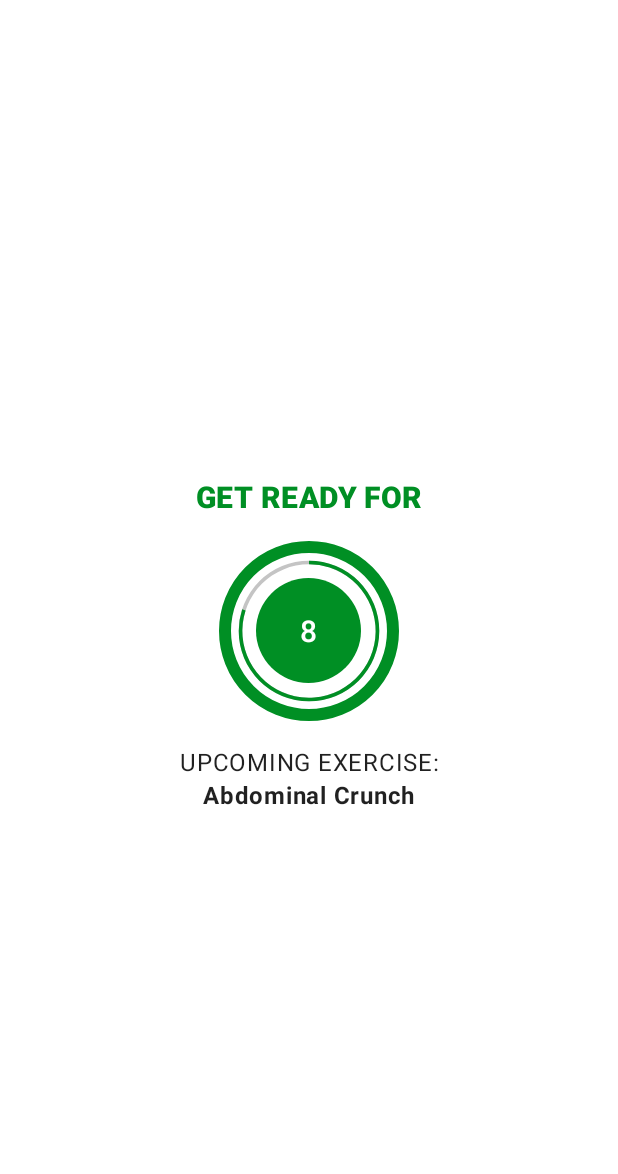
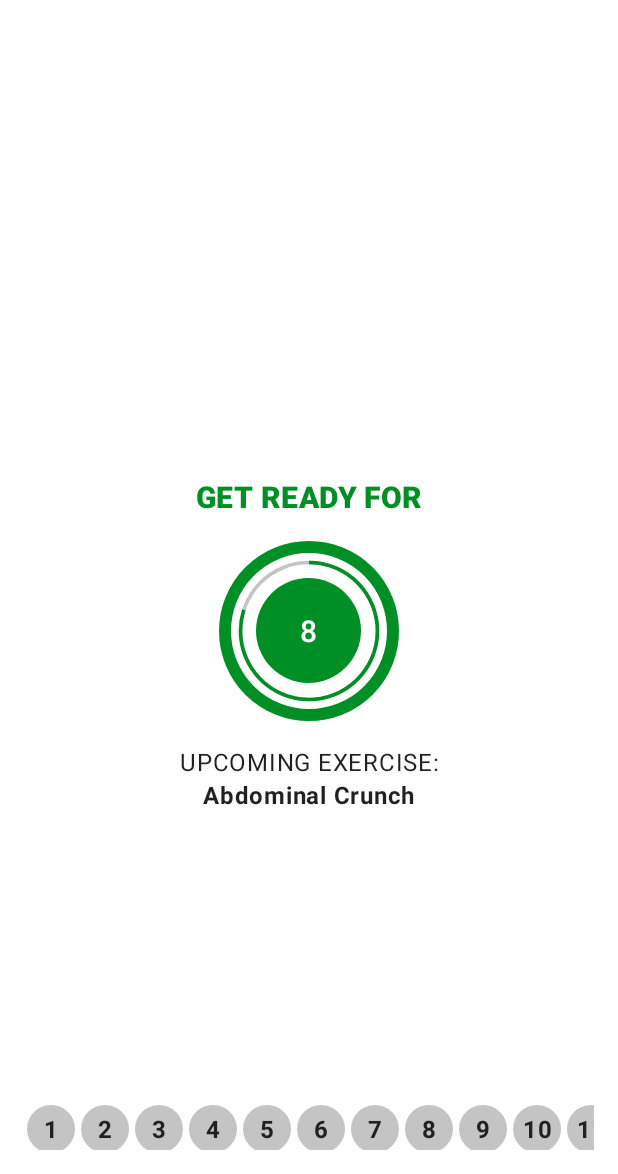
Before and after one commit to budifauzan/7MinutesWorkoutApp, an Android app: the ExerciseActivity screen opened directly, with no data from a screen before it, on a phone screen of 412 x 824 dp, the part 62-1236 px from its top. Run offline under Robolectric (Android 15) with nearby library versions, the phone set to English and light mode, and no system bars.

Commit message:
Added RecyclerView to display exercise status

```diff
--- a/app/src/main/java/com/example/a7minutesworkoutapp/ExerciseActivity.kt
+++ b/app/src/main/java/com/example/a7minutesworkoutapp/ExerciseActivity.kt
@@ -8,6 +8,9 @@ import android.os.CountDownTimer
 import android.speech.tts.TextToSpeech
 import android.util.Log
 import android.view.View
+import androidx.recyclerview.widget.LinearLayoutManager
+import androidx.recyclerview.widget.RecyclerView.HORIZONTAL
+import androidx.recyclerview.widget.RecyclerView.LayoutManager
 import com.example.a7minutesworkoutapp.databinding.ActivityExerciseBinding
 import com.google.android.material.snackbar.Snackbar
 import java.util.*
@@ -26,6 +29,7 @@ class ExerciseActivity : AppCompatActivity(), TextToSpeech.OnInitListener {
 
     private var exerciseList: ArrayList<ExerciseModel>? = null
     private var index = -1
+    private var exerciseAdapter: ExerciseAdapter? = null
 
     override fun onCreate(savedInstanceState: Bundle?) {
         super.onCreate(savedInstanceState)
@@ -34,10 +38,11 @@ class ExerciseActivity : AppCompatActivity(), TextToSpeech.OnInitListener {
 
         exerciseList = Constant.getExercises()
         tts = TextToSpeech(this, this)
-
+        exerciseAdapter = ExerciseAdapter(exerciseList!!)
 
         setToolbar()
         setupRestView()
+        setRecyclerView()
     }
 
     private fun setToolbar() {
@@ -62,6 +67,8 @@ class ExerciseActivity : AppCompatActivity(), TextToSpeech.OnInitListener {
 
             override fun onFinish() {
                 index++
+                exerciseList!![index].isSelected = true
+                exerciseAdapter?.notifyDataSetChanged()
                 setupExerciseView()
             }
 
@@ -80,6 +87,9 @@ class ExerciseActivity : AppCompatActivity(), TextToSpeech.OnInitListener {
 
             override fun onFinish() {
                 if (index < exerciseList!!.size - 1) {
+                    exerciseList!![index].isSelected = false
+                    exerciseList!![index].isCompleted = true
+                    exerciseAdapter?.notifyDataSetChanged()
                     setupRestView()
                 } else {
                     Snackbar.make(
@@ -176,4 +186,9 @@ class ExerciseActivity : AppCompatActivity(), TextToSpeech.OnInitListener {
         }
     }
 
+    private fun setRecyclerView() {
+        mActivity?.rvExerciseStatus?.adapter = exerciseAdapter
+        mActivity?.rvExerciseStatus?.layoutManager = LinearLayoutManager(this, HORIZONTAL, false)
+    }
+
 }
--- /dev/null
+++ b/app/src/main/java/com/example/a7minutesworkoutapp/ExerciseAdapter.kt
@@ -0,0 +1,61 @@
+package com.example.a7minutesworkoutapp
+
+import android.graphics.Color
+import android.view.LayoutInflater
+import android.view.ViewGroup
+import androidx.appcompat.view.menu.MenuView.ItemView
+import androidx.core.content.ContextCompat
+import androidx.recyclerview.widget.RecyclerView
+import com.example.a7minutesworkoutapp.databinding.ItemExerciseStatusBinding
+import kotlinx.coroutines.NonDisposableHandle.parent
+
+class ExerciseAdapter(private val exerciseList: ArrayList<ExerciseModel>) :
+    RecyclerView.Adapter<ExerciseAdapter.ViewHolder>() {
+
+    override fun onCreateViewHolder(parent: ViewGroup, viewType: Int): ViewHolder {
+        return ViewHolder(
+            ItemExerciseStatusBinding.inflate(
+                LayoutInflater.from(parent.context),
+                parent,
+                false
+            )
+        )
+    }
+
+    override fun onBindViewHolder(holder: ViewHolder, position: Int) {
+        val exercise = exerciseList[position]
+        holder.tvNumber.text = exercise.id.toString()
+        when {
+            exercise.isSelected -> {
+                holder.tvNumber.background =
+                    ContextCompat.getDrawable(
+                        holder.itemView.context,
+                        R.drawable.item_circular_color_white_accent_border
+                    )
+            }
+            exercise.isCompleted -> {
+                holder.tvNumber.background =
+                    ContextCompat.getDrawable(
+                        holder.itemView.context,
+                        R.drawable.item_circular_color_accent_background
+                    )
+                holder.tvNumber.setTextColor(Color.parseColor("#FFFFFF"))
+            }
+            else -> {
+                holder.tvNumber.background =
+                    ContextCompat.getDrawable(
+                        holder.itemView.context,
+                        R.drawable.item_circular_color_gray_background
+                    )
+            }
+        }
+    }
+
+    override fun getItemCount(): Int {
+        return exerciseList.size
+    }
+
+    class ViewHolder(binding: ItemExerciseStatusBinding) : RecyclerView.ViewHolder(binding.root) {
+        val tvNumber = binding.tvNumber
+    }
+}
--- /dev/null
+++ b/app/src/main/res/drawable/item_circular_color_gray_background.xml
@@ -0,0 +1,5 @@
+<?xml version="1.0" encoding="utf-8"?>
+<shape xmlns:android="http://schemas.android.com/apk/res/android"
+    android:shape="oval">
+    <solid android:color="#C4C4C4" />
+</shape>
--- /dev/null
+++ b/app/src/main/res/drawable/item_circular_color_white_accent_border.xml
@@ -0,0 +1,8 @@
+<?xml version="1.0" encoding="utf-8"?>
+<shape xmlns:android="http://schemas.android.com/apk/res/android"
+    android:shape="oval">
+    <solid android:color="@color/white" />
+    <stroke
+        android:width="2dp"
+        android:color="@color/colorAccent" />
+</shape>
--- a/app/src/main/res/layout/activity_exercise.xml
+++ b/app/src/main/res/layout/activity_exercise.xml
@@ -174,4 +174,15 @@
         app:layout_constraintTop_toBottomOf="@+id/iv_activity_exercise_image"
         tools:visibility="visible" />
 
+    <androidx.recyclerview.widget.RecyclerView
+        android:id="@+id/rv_exercise_status"
+        android:layout_width="0dp"
+        android:layout_height="32dp"
+        android:layout_margin="16dp"
+        android:background="@color/white"
+        app:layout_constraintBottom_toBottomOf="parent"
+        app:layout_constraintEnd_toEndOf="parent"
+        app:layout_constraintStart_toStartOf="parent"
+        tools:listitem="@layout/item_exercise_status" />
+
 </androidx.constraintlayout.widget.ConstraintLayout>
--- a/app/src/main/res/layout/activity_main.xml
+++ b/app/src/main/res/layout/activity_main.xml
@@ -13,19 +13,21 @@
         android:layout_height="0dp"
         android:scaleType="centerInside"
         android:src="@drawable/img_main_page"
+        app:layout_constraintBottom_toTopOf="@+id/fl_activity_main_start"
         app:layout_constraintDimensionRatio="16:9"
         app:layout_constraintEnd_toEndOf="parent"
         app:layout_constraintStart_toStartOf="parent"
-        app:layout_constraintTop_toTopOf="parent" />
+        app:layout_constraintVertical_chainStyle="packed" />
 
     <FrameLayout
         android:id="@+id/fl_activity_main_start"
         android:layout_width="160dp"
         android:layout_height="160dp"
         android:background="@drawable/item_color_accent_border_ripple"
+        app:layout_constraintBottom_toBottomOf="parent"
         app:layout_constraintEnd_toEndOf="parent"
         app:layout_constraintStart_toStartOf="parent"
-        app:layout_constraintTop_toBottomOf="@+id/imageView">
+        app:layout_constraintTop_toTopOf="parent">
 
         <TextView
             android:id="@+id/textView"
--- /dev/null
+++ b/app/src/main/res/layout/item_exercise_status.xml
@@ -0,0 +1,14 @@
+<?xml version="1.0" encoding="utf-8"?>
+<TextView xmlns:android="http://schemas.android.com/apk/res/android"
+    xmlns:tools="http://schemas.android.com/tools"
+    android:id="@+id/tv_number"
+    style="@style/TextAppearance.MaterialComponents.Body1"
+    android:layout_width="32dp"
+    android:layout_height="32dp"
+    android:layout_margin="2dp"
+    android:background="@drawable/item_circular_color_gray_background"
+    android:gravity="center"
+    android:padding="4dp"
+    android:textColor="#212121"
+    android:textStyle="bold"
+    tools:text="1" />
```
Also changed, not shown: gradle/wrapper/gradle-wrapper.properties.
